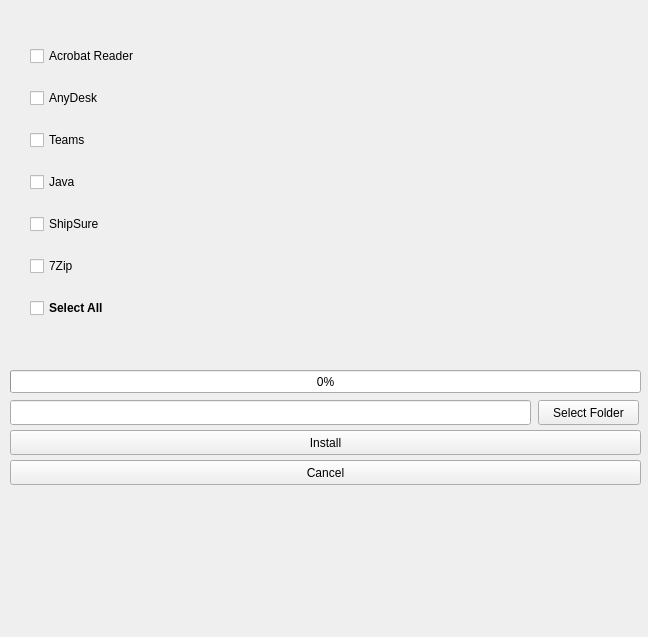
Old version of the form installer3/widget.ui in the repository ron1n101/installer.
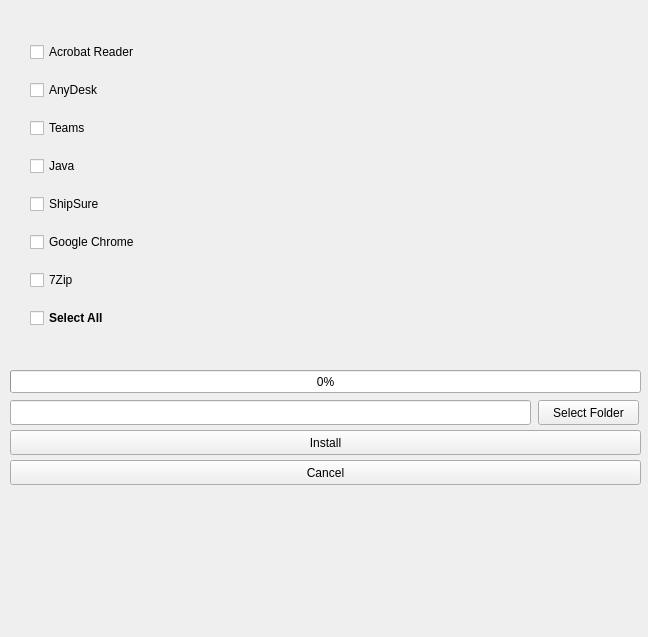
New version of the form.

Commit message: Add CheckBox Google Chrome

```diff
--- a/installer3/widget.ui
+++ b/installer3/widget.ui
@@ -80,7 +80,7 @@
     <rect>
      <x>30</x>
      <y>30</y>
-     <width>135</width>
+     <width>136</width>
      <height>311</height>
     </rect>
    </property>
@@ -120,6 +120,13 @@
       </property>
      </widget>
     </item>
+    <item>
+     <widget class="QCheckBox" name="GoogleChrome_checkBox">
+      <property name="text">
+       <string>Google Chrome</string>
+      </property>
+     </widget>
+    </item>
     <item>
      <widget class="QCheckBox" name="zip_checkBox">
       <property name="text">
```
